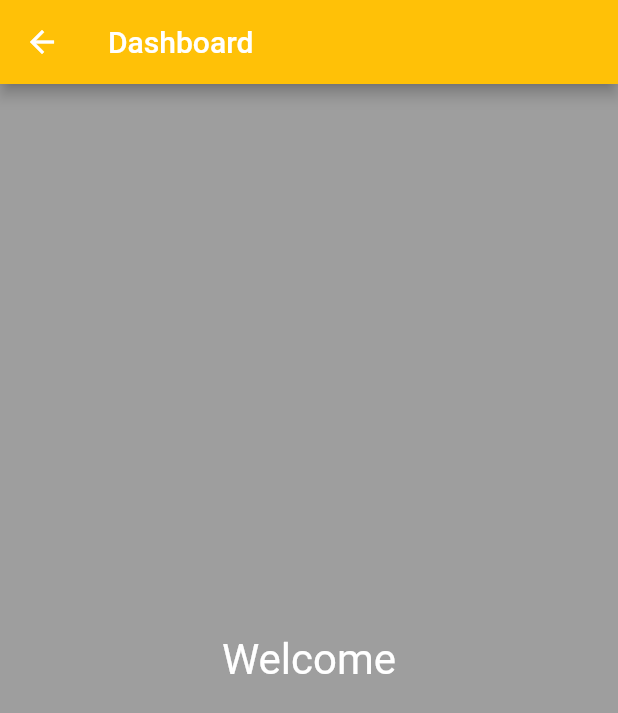
After one commit to aditmodhvadia/simple_flutter_app, a Flutter app: the DashBoardPage screen opened by its route, on a phone screen of 412 x 824 dp. The commit adds this screen. Shown: the top 713 px of the screen. Run offline on Flutter 3.47's test engine with Material 2 defaults, Android fonts, the phone set to English and light mode, and no system bars; missing offline and left inert: validate.

Commit message:
- change name of NetworkManager Post request with header - state of loading managed in a better way now - add simple dashboard design currently - add route for dashboard_page

```diff
--- /dev/null
+++ b/lib/pages/dashboard_page.dart
@@ -0,0 +1,57 @@
+import 'package:flutter/material.dart';
+import 'package:simple_flutter_app/custom_widgets/CustomAppBar.dart';
+
+class DashBoardPage extends StatelessWidget {
+  @override
+  Widget build(BuildContext context) {
+    return Scaffold(
+      appBar: CustomAppBar(
+        title: 'Dashboard',
+        backgroundColor: Colors.amber,
+      ),
+      backgroundColor: Colors.grey,
+      body: DashBoardBody(),
+    );
+  }
+}
+
+class DashBoardBody extends StatelessWidget {
+  @override
+  Widget build(BuildContext context) {
+    return Center(
+      child: Column(
+        mainAxisAlignment: MainAxisAlignment.center,
+        children: <Widget>[
+          Text(
+            'Welcome',
+            style: TextStyle(
+              color: Colors.white,
+              fontSize: 28,
+            ),
+          ),
+        ],
+      ),
+    );
+  }
+}
+
+//Cupertino styles page.... just for fun
+/*CupertinoPageScaffold(
+navigationBar: CupertinoNavigationBar(
+backgroundColor: Colors.amber,
+leading: Icon(CupertinoIcons.back,color: Colors.white,),
+previousPageTitle: 'Login',
+),
+child: Center(
+child: Column(
+mainAxisAlignment: MainAxisAlignment.center,
+children: <Widget>[
+Container(
+height: 100,
+width: 100,
+color: Colors.red,
+),
+CupertinoButton(child: Text('Cupertino'), onPressed: () {})
+],
+),
+))*/
--- a/lib/routes/route_generator.dart
+++ b/lib/routes/route_generator.dart
@@ -1,13 +1,15 @@
 import 'package:flutter/material.dart';
 import 'package:simple_flutter_app/custom_widgets/CustomAppBar.dart';
 import 'package:simple_flutter_app/main.dart';
+import 'package:simple_flutter_app/pages/dashboard_page.dart';
 import 'package:simple_flutter_app/pages/login_page.dart';
 import 'package:simple_flutter_app/pages/registration_page.dart';
 
 class RouteGenerator {
+  static const SPLASH_ROUTE = '/';
   static const LOGIN_ROUTE = '/login';
   static const REGISTRATION_ROUTE = '/login/registration';
-  static const SPLASH_ROUTE = '/';
+  static const DASHBOARD_ROUTE = '/login/dashboard';
 
   static Route<dynamic> generateRoute(RouteSettings settings) {
 //    final args = settings.arguments;
@@ -23,6 +25,8 @@ class RouteGenerator {
 //        return _errorRoute();
       case REGISTRATION_ROUTE:
         return MaterialPageRoute(builder: (_) => RegistrationPage());
+      case DASHBOARD_ROUTE:
+        return MaterialPageRoute(builder: (_) => DashBoardPage());
       default:
         return _errorRoute();
     }
```
Also changed, not shown: lib/api/ApiManager.dart (+4 -4 lines), lib/api/NetworkManager.dart (+7 -2 lines), lib/pages/login_page.dart (+14 -5 lines).
